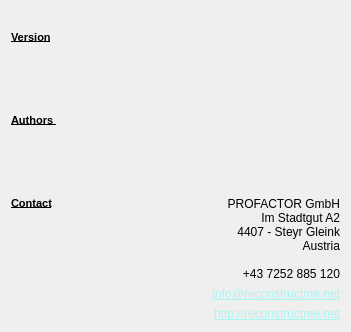
Old version of the form ui/about_dialog.ui in the repository cheind/reconstructme-qt.
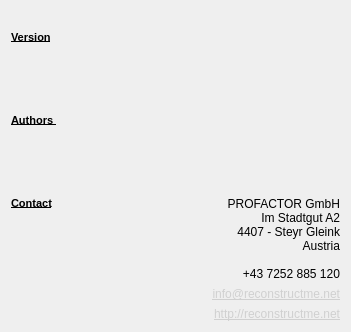
New version of the form.

Commit message: added status dialog instead of loading progress bar, refactored reconstructme, scanner scanning is possible, but images are not updated.

Patch:
```diff
--- a/ui/about_dialog.ui
+++ b/ui/about_dialog.ui
@@ -133,7 +133,7 @@
          <item>
           <widget class="QLabel" name="label_5">
            <property name="text">
-            <string>&lt;a href ='mailto:info@reconstructme.net' style='color:#A9F5F2'&gt;info@reconstructme.net&lt;/a&gt;</string>
+            <string>&lt;a href ='mailto:info@reconstructme.net' style='color:#d0d0d0'&gt;info@reconstructme.net&lt;/a&gt;</string>
            </property>
            <property name="alignment">
             <set>Qt::AlignRight|Qt::AlignTrailing|Qt::AlignVCenter</set>
@@ -146,7 +146,7 @@
          <item>
           <widget class="QLabel" name="label_4">
            <property name="text">
-            <string>&lt;a href ='http://reconstructme.net' style='color:#A9F5F2'&gt;http://reconstructme.net&lt;/a&gt;</string>
+            <string>&lt;a href ='http://reconstructme.net' style='color:#d0d0d0'&gt;http://reconstructme.net&lt;/a&gt;</string>
            </property>
            <property name="alignment">
             <set>Qt::AlignRight|Qt::AlignTrailing|Qt::AlignVCenter</set>
```
The commit also changes 13 other files.
